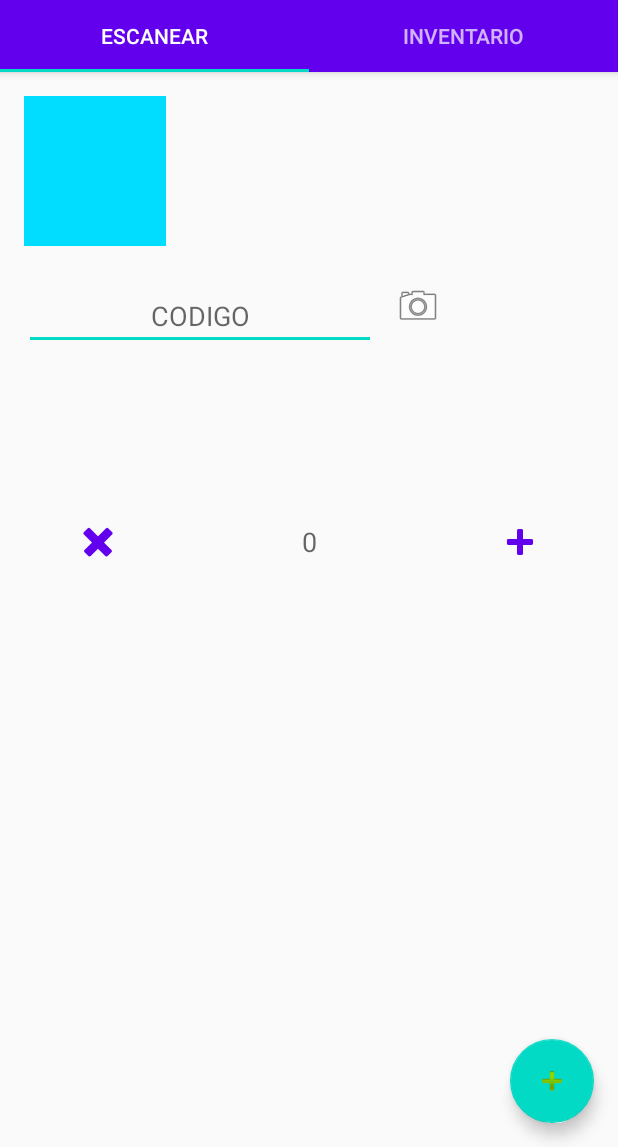
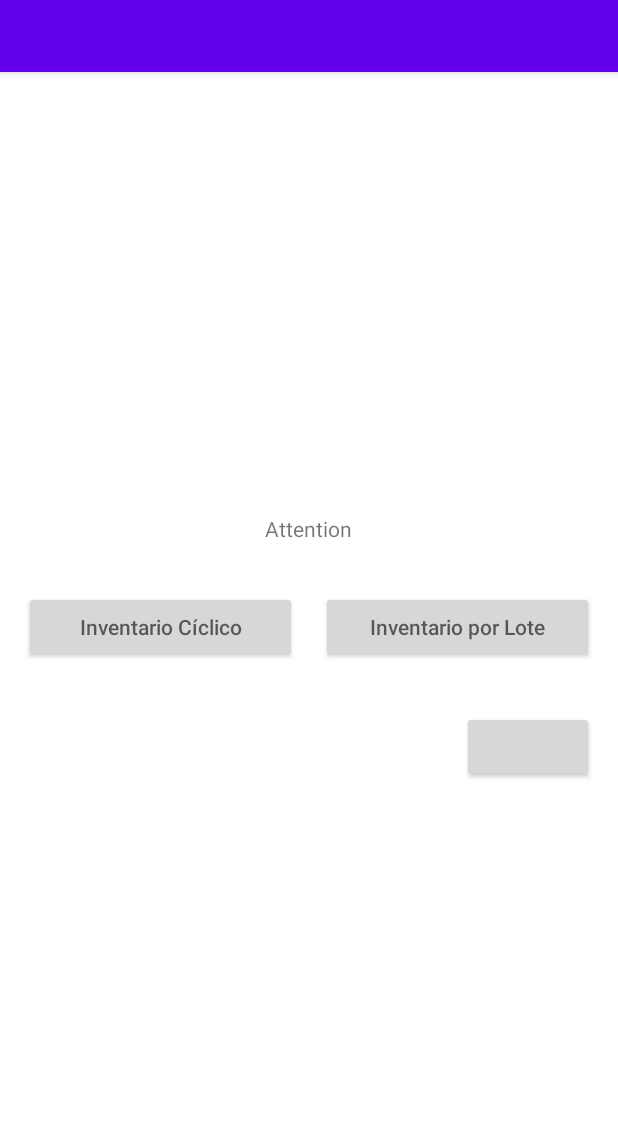
Before and after one commit to Adrian39/InventoryManager, an Android app: the MainActivity screen opened directly, with no data from a screen before it, on a phone screen of 412 x 824 dp, the part 89-1236 px from its top. Run offline under Robolectric (Android 15) with nearby library versions, the phone set to English and light mode, and no system bars; 1 statement that could not run was skipped.

Commit message:
Select Inventory Layout Added

```diff
--- a/app/src/main/java/com/example/inventorymanager/MainActivity.java
+++ b/app/src/main/java/com/example/inventorymanager/MainActivity.java
@@ -1,5 +1,7 @@
 package com.example.inventorymanager;
 
+import android.content.Intent;
+import android.media.Image;
 import android.os.Bundle;
 
 import com.google.android.material.floatingactionbutton.FloatingActionButton;
@@ -9,21 +11,28 @@ import com.google.android.material.tabs.TabLayout;
 import androidx.viewpager.widget.ViewPager;
 import androidx.appcompat.app.AppCompatActivity;
 
+import android.util.Log;
 import android.view.Menu;
 import android.view.MenuItem;
 import android.view.View;
+import android.widget.Button;
+import android.widget.EditText;
+import android.widget.ImageButton;
+import android.widget.TextView;
 
 import com.example.inventorymanager.ui.main.SectionsPagerAdapter;
+import com.google.android.material.textfield.TextInputEditText;
 
-public class MainActivity extends AppCompatActivity {
+public class MainActivity extends AppCompatActivity  {
+
+
+
+
+
 
     @Override
     protected void onCreate(Bundle savedInstanceState) {
         super.onCreate(savedInstanceState);
-
-
-
-
 
         setContentView(R.layout.activity_main);
         SectionsPagerAdapter sectionsPagerAdapter = new SectionsPagerAdapter(this, getSupportFragmentManager());
@@ -31,15 +40,24 @@ public class MainActivity extends AppCompatActivity {
         viewPager.setAdapter(sectionsPagerAdapter);
         TabLayout tabs = findViewById(R.id.tabs);
 
-        tabs.setupWithViewPager(viewPager);
-        FloatingActionButton fab = findViewById(R.id.fab);
+//        ImageButton minusButton = findViewById(R.id.minusButton);
 
-        fab.setOnClickListener(new View.OnClickListener() {
-            @Override
-            public void onClick(View view) {
-                Snackbar.make(view, "Replace with your own action", Snackbar.LENGTH_LONG)
-                        .setAction("Action", null).show();
-            }
-        });
+
+//        minusButton.setAlpha((float) 0.5);
+
+
+
+
+
+
+
+
+
+
+
+
     }
+
+
+
 }
--- a/app/src/main/java/com/example/inventorymanager/ui/main/PlaceholderFragment.java
+++ b/app/src/main/java/com/example/inventorymanager/ui/main/PlaceholderFragment.java
@@ -1,9 +1,13 @@
 package com.example.inventorymanager.ui.main;
 
 import android.os.Bundle;
+import android.util.Log;
 import android.view.LayoutInflater;
 import android.view.View;
 import android.view.ViewGroup;
+import android.widget.Button;
+import android.widget.EditText;
+import android.widget.ImageButton;
 import android.widget.ImageView;
 import android.widget.TextView;
 
@@ -14,6 +18,8 @@ import androidx.lifecycle.Observer;
 import androidx.lifecycle.ViewModelProviders;
 
 import com.example.inventorymanager.R;
+import com.google.android.material.snackbar.Snackbar;
+import com.google.android.material.textfield.TextInputEditText;
 
 /**
  * A placeholder fragment containing a simple view.
@@ -23,6 +29,16 @@ public class PlaceholderFragment extends Fragment {
     private static final String ARG_SECTION_NUMBER = "section_number";
 
     private PageViewModel pageViewModel;
+
+
+
+
+
+    int amount = 0;
+    private ImageButton minusButton;
+    private ImageButton plusButton;
+    private EditText amountEditText;
+
 
     public static PlaceholderFragment newInstance(int index) {
         PlaceholderFragment fragment = new PlaceholderFragment();
@@ -37,6 +53,9 @@ public class PlaceholderFragment extends Fragment {
         super.onCreate(savedInstanceState);
         pageViewModel = ViewModelProviders.of(this).get(PageViewModel.class);
         int index = 1;
+
+
+
         if (getArguments() != null) {
             index = getArguments().getInt(ARG_SECTION_NUMBER);
         }
@@ -48,21 +67,49 @@ public class PlaceholderFragment extends Fragment {
             @NonNull LayoutInflater inflater, ViewGroup container,
             Bundle savedInstanceState) {
         View root = inflater.inflate(R.layout.fragment_main, container, false);
-//        final TextView textView = root.findViewById(R.id.section_label);
-//        pageViewModel.getText().observe(this, new Observer<String>() {
-//            @Override
-//            public void onChanged(@Nullable String s) {
-//                textView.setText(s);
-//            }
-//        });
+        minusButton = root.findViewById(R.id.minusButton);
+        plusButton = root.findViewById(R.id.plusButton);
+        amountEditText = root.findViewById(R.id.amountTextEdit);
 
 
-        final ImageView imageView = root.findViewById(R.id.pictureView);
 
+        minusButton.setOnClickListener(new View.OnClickListener() {
+            @Override
+            public void onClick(View view) {
+                subtractAmount();
 
+            }
+        });
+
+        plusButton.setOnClickListener(new View.OnClickListener() {
+            @Override
+            public void onClick(View view) {
+                addAmount();
+
+            }
+        });
 
 
 
         return root;
     }
+
+
+    private void addAmount (){
+        if (amount != 0) {
+            amount = Integer.valueOf(String.valueOf(amountEditText.getText()));
+
+        }
+        amount++;
+        amountEditText.setText(String.valueOf(amount));
+    }
+    private void subtractAmount (){
+        if (amount != 0) {
+            amount = Integer.valueOf(String.valueOf(amountEditText.getText()));
+
+        }
+        amount--;
+        amountEditText.setText(String.valueOf(amount));
+    }
+
 }
--- a/app/src/main/res/layout/activity_main.xml
+++ b/app/src/main/res/layout/activity_main.xml
@@ -1,4 +1,5 @@
 <?xml version="1.0" encoding="utf-8"?>
+
 <androidx.coordinatorlayout.widget.CoordinatorLayout xmlns:android="http://schemas.android.com/apk/res/android"
     xmlns:app="http://schemas.android.com/apk/res-auto"
     xmlns:tools="http://schemas.android.com/tools"
@@ -6,10 +7,13 @@
     android:layout_height="match_parent"
     tools:context=".MainActivity">
 
+
+
     <com.google.android.material.appbar.AppBarLayout
         android:layout_width="match_parent"
         android:layout_height="wrap_content"
         android:theme="@style/AppTheme.AppBarOverlay">
+
 
         <TextView
             android:id="@+id/title"
@@ -25,6 +29,7 @@
             android:id="@+id/tabs"
             android:layout_width="match_parent"
             android:layout_height="wrap_content"
+            app:tabIconTint="@android:color/white"
             android:background="?attr/colorPrimary" />
     </com.google.android.material.appbar.AppBarLayout>
 
@@ -34,11 +39,64 @@
         android:layout_height="match_parent"
         app:layout_behavior="@string/appbar_scrolling_view_behavior" />
 
-    <com.google.android.material.floatingactionbutton.FloatingActionButton
-        android:id="@+id/fab"
-        android:layout_width="wrap_content"
-        android:layout_height="wrap_content"
-        android:layout_gravity="bottom|end"
-        android:layout_margin="@dimen/fab_margin"
-        app:srcCompat="@android:drawable/ic_input_add" />
+    <RelativeLayout
+        android:layout_width="match_parent"
+        android:layout_height="match_parent"
+        android:background="@android:color/white"
+
+        >
+
+        <TextView
+            android:id="@+id/txtView_inventoryDescription"
+            android:layout_width="wrap_content"
+            android:layout_height="wrap_content"
+            android:text="@android:string/dialog_alert_title"
+            android:layout_centerVertical="true"
+            android:layout_centerHorizontal="true"
+            android:layout_marginBottom="32dp"
+            />
+
+<LinearLayout
+    android:id="@+id/lay_InventoryButton"
+    android:layout_width="match_parent"
+    android:layout_height="wrap_content"
+    android:layout_below="@id/txtView_inventoryDescription"
+    android:weightSum="2"
+    >
+            <Button
+                android:id="@+id/btn_ciclicoInventory"
+                android:layout_width="150dp"
+                android:layout_height="wrap_content"
+                android:hint="@string/btn_CiclicoInventory_Hint"
+                android:layout_weight="1"
+                android:layout_marginStart="16dp"
+                android:layout_marginEnd="8dp"
+                />
+
+            <Button
+                android:id="@+id/btn_LoteInventory"
+                android:layout_width="150dp"
+                android:layout_height="wrap_content"
+                android:hint="@string/btn_LoteInventory_Hint"
+                android:layout_weight="1"
+                android:layout_marginStart="8dp"
+                android:layout_marginEnd="16dp"
+                />
+</LinearLayout>
+
+        <Button
+            android:layout_width="wrap_content"
+            android:layout_height="wrap_content"
+            android:layout_below="@id/lay_InventoryButton"
+            android:layout_alignParentEnd="true"
+            android:layout_marginTop="32dp"
+            android:layout_marginEnd="16dp"
+
+
+            />
+    </RelativeLayout>
+
+
+
+
 </androidx.coordinatorlayout.widget.CoordinatorLayout>
--- a/app/src/main/res/values/strings.xml
+++ b/app/src/main/res/values/strings.xml
@@ -14,4 +14,7 @@
     <string name="tab_text_2">Inventario</string>
     <string name="mainActivity_textEdit_placeHolder">CODIGO</string>
     <string name="mainActivity_amountTextEdit_placeHolder">0</string>
+    <string name="btn_CiclicoInventory_Hint">Inventario Cíclico</string>
+    <string name="btn_LoteInventory_Hint">Inventario por Lote</string>
+
 </resources>
```
Also changed, not shown: app/src/main/res/layout/fragment_main.xml (+7 -2 lines).
